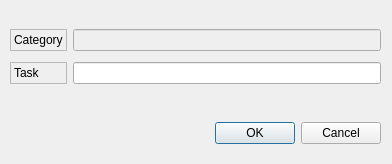
First picture: the form in ui/TaskInputDialog.ui, repository alaasalman/taskit, before the edit.
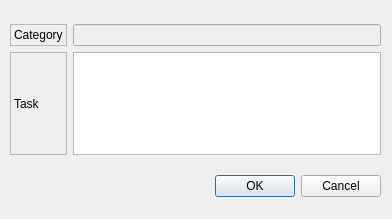
Second picture: the form after the edit. Icons and pictures are not drawn.

Commit message: Added "doubleclick" action to display the text in the "TITaskDialog". Also modified the dialog to include a multiline text widget.

What changed in the file:
```diff
--- a/ui/TaskInputDialog.ui
+++ b/ui/TaskInputDialog.ui
@@ -9,7 +9,7 @@
     <x>0</x>
     <y>0</y>
     <width>392</width>
-    <height>164</height>
+    <height>219</height>
    </rect>
   </property>
   <property name="windowTitle" >
@@ -24,7 +24,7 @@
      <x>10</x>
      <y>24</y>
      <width>371</width>
-     <height>66</height>
+     <height>131</height>
     </rect>
    </property>
    <layout class="QGridLayout" >
@@ -34,9 +34,6 @@
     <property name="spacing" >
      <number>6</number>
     </property>
-    <item row="1" column="1" >
-     <widget class="QLineEdit" name="taskLineEdit" />
-    </item>
     <item row="0" column="1" >
      <widget class="QLineEdit" name="categoryLineEdit" >
       <property name="enabled" >
@@ -64,13 +61,16 @@
       </property>
      </widget>
     </item>
+    <item row="1" column="1" >
+     <widget class="QTextEdit" name="taskTextEdit" />
+    </item>
    </layout>
   </widget>
   <widget class="QDialogButtonBox" name="buttonBox" >
    <property name="geometry" >
     <rect>
      <x>50</x>
-     <y>117</y>
+     <y>170</y>
      <width>331</width>
      <height>32</height>
     </rect>
```
The commit also changes 2 other files.
